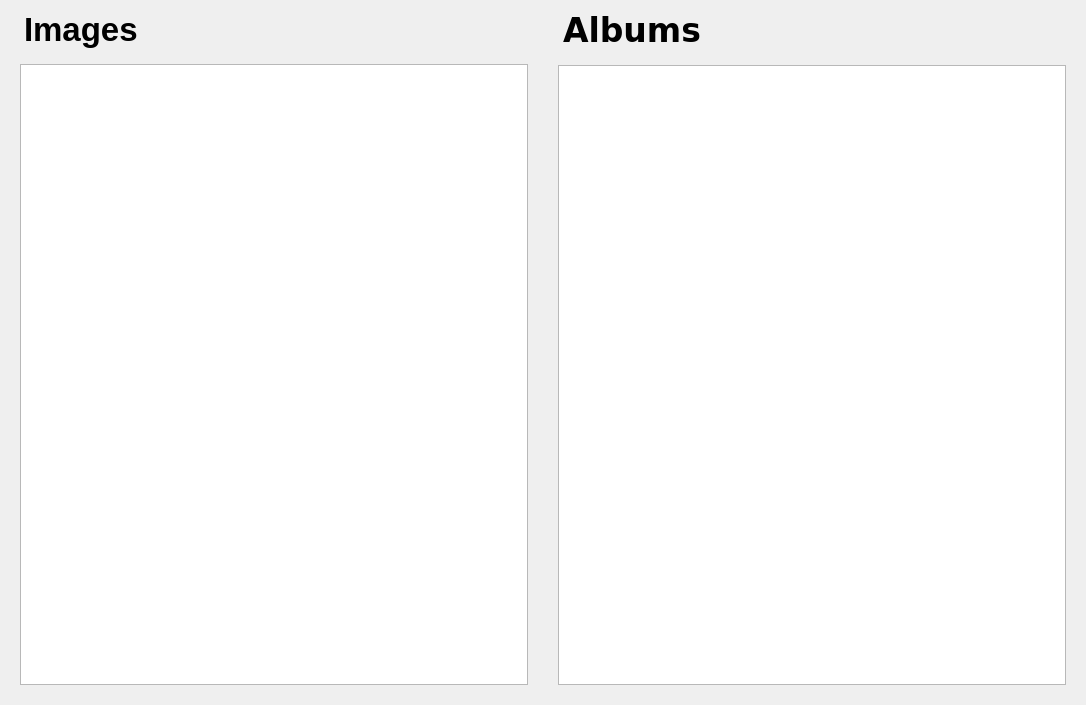
Before: the Qt Designer form widgets/explorer.ui in GLTron3000/IHM_Photos, drawn with Qt 5.
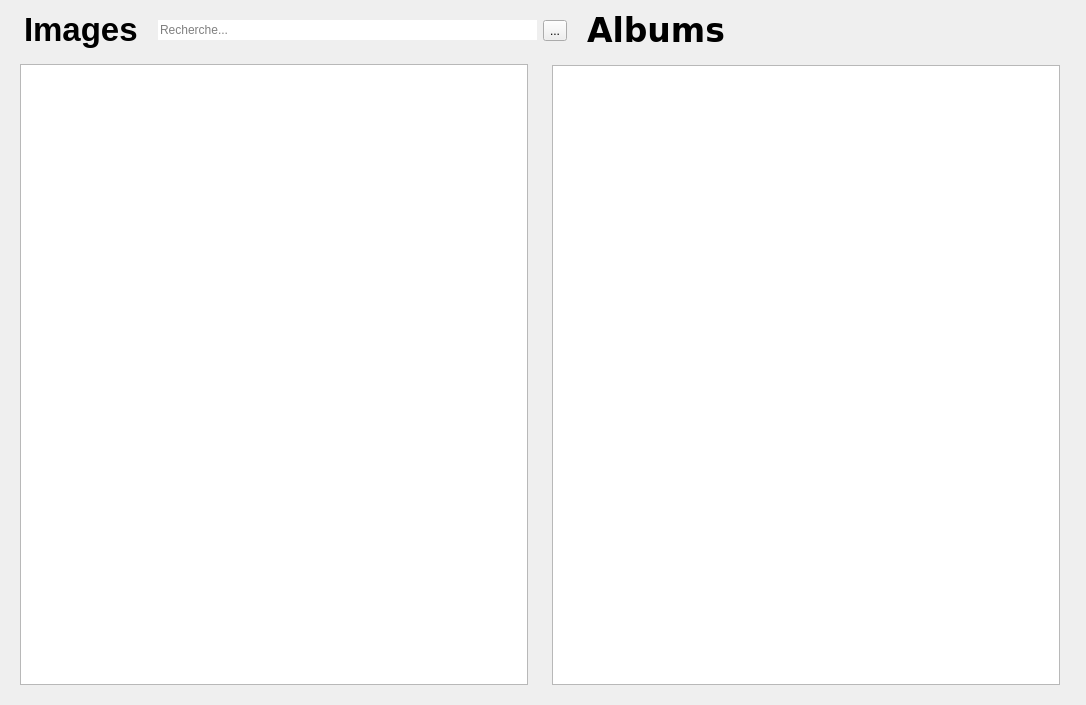
After: the same form once the commit is applied.

Diff of the .ui file:
```diff
--- a/widgets/explorer.ui
+++ b/widgets/explorer.ui
@@ -19,6 +19,8 @@
      <item>
       <layout class="QVBoxLayout" name="verticalLayoutImages">
        <item>
+        <layout class="QHBoxLayout" name="horizontalLayout_5">
+         <item>
         <widget class="QLabel" name="img_label">
          <property name="font">
           <font>
@@ -39,6 +41,21 @@
         </widget>
        </item>
        <item>
+          <widget class="QLineEdit" name="Recherche">
+           <property name="frame">
+            <bool>false</bool>
+           </property>
+           <property name="alignment">
+            <set>Qt::AlignLeading|Qt::AlignLeft|Qt::AlignVCenter</set>
+           </property>
+           <property name="placeholderText">
+            <string>Recherche...</string>
+           </property>
+          </widget>
+         </item>
+        </layout>
+       </item>
+       <item>
         <widget class="QScrollArea" name="img_scroll">
          <property name="frameShape">
           <enum>QFrame::NoFrame</enum>
@@ -52,7 +69,7 @@
             <x>0</x>
             <y>0</y>
             <width>525</width>
-            <height>639</height>
+            <height>637</height>
            </rect>
           </property>
           <layout class="QHBoxLayout" name="horizontalLayout_2">
@@ -135,22 +152,18 @@
        </item>
       </layout>
      </item>
-     <item>
-      <widget class="QFrame" name="frame">
-       <property name="frameShape">
-        <enum>QFrame::StyledPanel</enum>
-       </property>
-       <property name="frameShadow">
-        <enum>QFrame::Raised</enum>
-       </property>
-       <property name="lineWidth">
-        <number>10</number>
-       </property>
-      </widget>
-     </item>
      <item>
       <layout class="QVBoxLayout" name="verticalLayoutAlbums">
        <item>
+        <layout class="QHBoxLayout" name="horizontalLayout_6">
+         <item>
+          <widget class="QToolButton" name="toolButton">
+           <property name="text">
+            <string>...</string>
+           </property>
+          </widget>
+         </item>
+         <item>
         <widget class="QLabel" name="alb_label">
          <property name="font">
           <font>
@@ -177,6 +190,8 @@
          </property>
         </widget>
        </item>
+        </layout>
+       </item>
        <item>
         <widget class="QScrollArea" name="alb_scroll">
          <property name="frameShape">
@@ -191,7 +206,7 @@
             <x>0</x>
             <y>0</y>
             <width>525</width>
-            <height>639</height>
+            <height>636</height>
            </rect>
           </property>
           <layout class="QHBoxLayout" name="horizontalLayout_3">
@@ -262,6 +277,19 @@
        </item>
       </layout>
      </item>
+     <item>
+      <widget class="QFrame" name="frame">
+       <property name="frameShape">
+        <enum>QFrame::StyledPanel</enum>
+       </property>
+       <property name="frameShadow">
+        <enum>QFrame::Raised</enum>
+       </property>
+       <property name="lineWidth">
+        <number>10</number>
+       </property>
+      </widget>
+     </item>
     </layout>
    </item>
   </layout>
```
Lines whose indentation alone changed are shown as unchanged.
